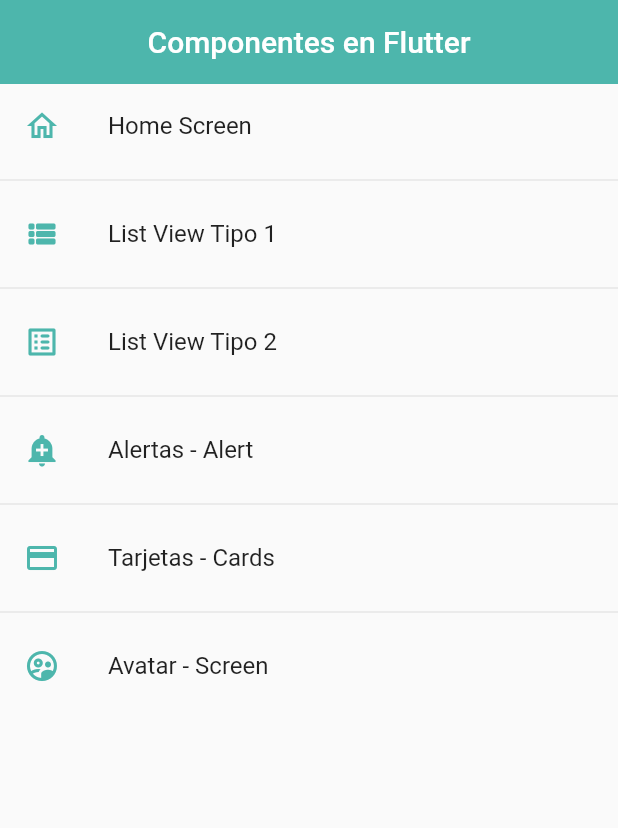
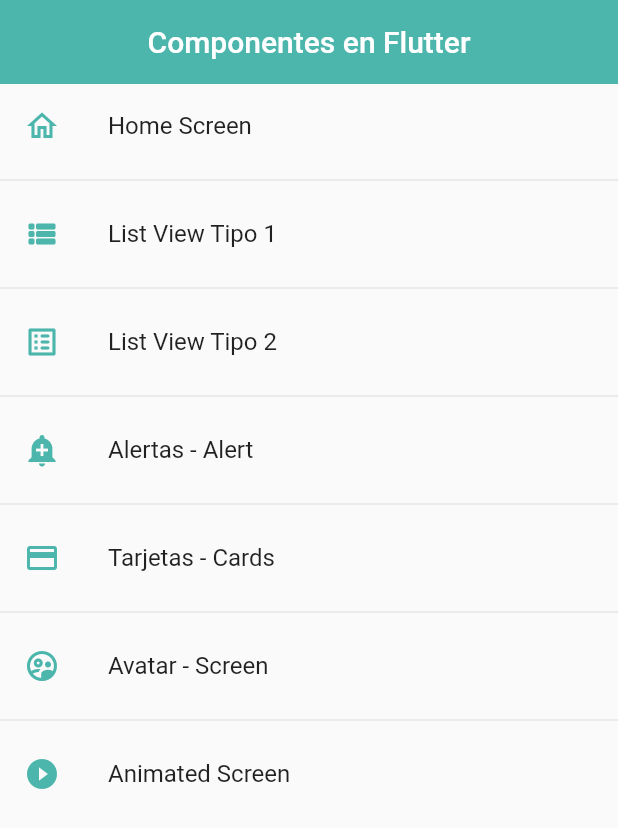
Before and after one commit to rubensf27/formacion_flutter, a Flutter app: the screen it shows after launch, on a phone screen of 412 x 824 dp. Shown: the top 828 px of the screen. Run offline on Flutter 3.47's test engine with Material 2 defaults, Android fonts, the phone set to English and light mode, and no system bars.

Commit message:
Se crea el contenedor Container donde se cambia los tamaños de forma dinámica sin animación

```diff
--- a/lib/router/app_routes.dart
+++ b/lib/router/app_routes.dart
@@ -35,6 +35,11 @@ class AppRoutes {
         icon: Icons.supervised_user_circle_outlined,
         name: 'Avatar - Screen',
         screen: const AvatarScreen()),
+    MenuOption(
+        route: 'animated',
+        icon: Icons.play_circle_fill_outlined,
+        name: 'Animated Screen',
+        screen: const AnimatedScreen()),
   ];
 
   // static Map<String, Widget Function(BuildContext)> routes = {
--- a/lib/screens/screens.dart
+++ b/lib/screens/screens.dart
@@ -5,3 +5,4 @@ export 'package:fl_components/screens/listview2_screen.dart';
 export 'package:fl_components/screens/home_screen.dart';
 export 'package:fl_components/models/menu_option.dart';
 export 'package:fl_components/screens/avatar_screen.dart';
+export 'package:fl_components/screens/animated_screen.dart';
```
